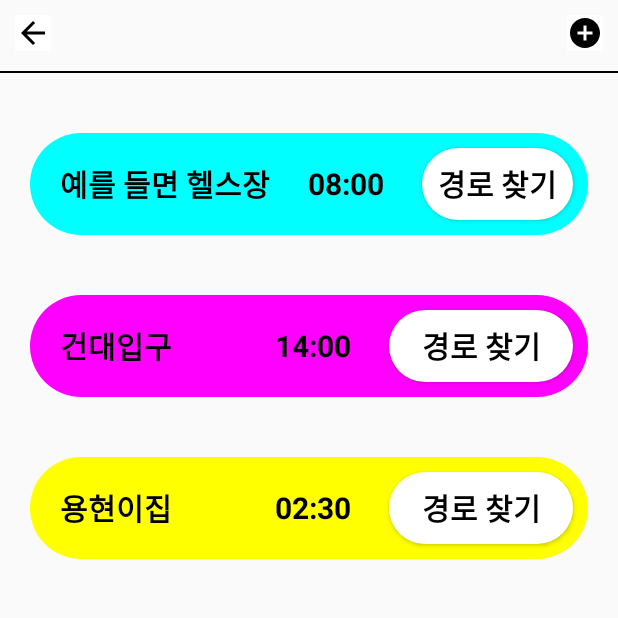
After one commit to Team-Krew/KREW2, an Android app: the DayInfoActivity screen opened directly, with no data from a screen before it, on a phone screen of 412 x 824 dp, the top half of it. The commit adds this screen. Run offline under Robolectric (Android 15) with nearby library versions, the phone set to English and light mode, and no system bars.

Commit message:
날짜누르면 해당일 정보로 넘어감

```diff
--- a/app/src/main/java/com/example/krew/adapter/AdapterDayInfo.kt
+++ b/app/src/main/java/com/example/krew/adapter/AdapterDayInfo.kt
@@ -1,8 +1,14 @@
 package com.example.krew.adapter
 
+import android.content.Context
+import android.graphics.BlendMode
+import android.graphics.BlendModeColorFilter
+import android.graphics.PorterDuff
+import android.graphics.drawable.Drawable
 import android.view.LayoutInflater
 import android.view.ViewGroup
 import androidx.recyclerview.widget.RecyclerView
+import com.example.krew.R
 import com.example.krew.model.DayInfo
 import com.example.krew.databinding.DayInfoRowBinding
 
@@ -18,10 +24,17 @@ class AdapterDayInfo (val items:ArrayList<DayInfo>):RecyclerView.Adapter<Adapter
     }
 
     override fun onBindViewHolder(holder: ViewHolder, position: Int) {
-        holder.binding.planName.setText(items[position].name)
+        val drawable = holder.binding.root.context.getDrawable(R.drawable.bg_radius_100dp)
+        //val drawable = context
+        if (drawable != null) {
+            drawable.setColorFilter(BlendModeColorFilter(items[position].color, BlendMode.SRC_ATOP))
+        }
+
+
+
+        holder.binding.planName.setText(items[position].location)
         holder.binding.planTime.setText(items[position].time)
-        holder.binding.plan.setBackgroundColor(items[position].color)
-
+        holder.binding.plan.setBackground(drawable)
     }
 
     override fun getItemCount(): Int {
--- /dev/null
+++ b/app/src/main/java/com/example/krew/controller/DayInfoActivity.kt
@@ -0,0 +1,44 @@
+package com.example.krew.controller
+
+import android.graphics.Color
+import android.os.Bundle
+import android.os.PersistableBundle
+import android.widget.Toast
+import androidx.appcompat.app.AppCompatActivity
+import androidx.recyclerview.widget.LinearLayoutManager
+import com.example.krew.adapter.AdapterDayInfo
+import com.example.krew.databinding.ActivityMainBinding
+import com.example.krew.databinding.DayInfoBinding
+import com.example.krew.model.DayInfo
+
+class DayInfoActivity : AppCompatActivity(){
+    lateinit var binding: DayInfoBinding
+    lateinit var adapterDayInfo:AdapterDayInfo
+    val dayInfoData:ArrayList<DayInfo> = ArrayList()
+    override fun onCreate(savedInstanceState: Bundle?) {
+        super.onCreate(savedInstanceState)
+        binding = DayInfoBinding.inflate(layoutInflater)
+        setContentView(binding.root)
+        initData()    //click돼서 넘어온 data를 어떻게 받아와서 처리해야되는데
+        initRecyclerView()
+    }
+
+    fun initData(){
+        val receivedIntent = intent // AdapterDay에서 전달받은 intent
+
+        binding.dayText.setText(intent.getStringExtra("today"))
+
+        dayInfoData.add(DayInfo("예를 들면 헬스장", "08:00", Color.CYAN))
+        dayInfoData.add(DayInfo("건대입구", "14:00", Color.MAGENTA))
+        dayInfoData.add(DayInfo("용현이집", "02:30", Color.YELLOW))
+        binding.backBtn.setOnClickListener {
+            finish()
+        }
+    }
+
+    fun initRecyclerView() {
+        binding.dayInfoRecyclerView.layoutManager = LinearLayoutManager(this, LinearLayoutManager.VERTICAL, false);
+        adapterDayInfo = AdapterDayInfo(dayInfoData)   //여기에 어떤 정보를 넘겨야 되는 거지??
+        binding.dayInfoRecyclerView.adapter = adapterDayInfo
+    }
+}
--- a/app/src/main/java/com/example/krew/model/DayInfo.kt
+++ b/app/src/main/java/com/example/krew/model/DayInfo.kt
@@ -2,5 +2,5 @@ package com.example.krew.model
 
 import android.graphics.Color
 
-data class DayInfo(val name:String, val time:String, val color: Int) {
+data class DayInfo(val location:String, val time:String, val color: Int) {
 }
--- a/app/src/main/res/drawable/baseline_add_circle_24.xml
+++ b/app/src/main/res/drawable/baseline_add_circle_24.xml
@@ -1,4 +1,4 @@
-<vector android:height="24dp" android:tint="#FFFFFF"
+<vector android:height="24dp" android:tint="#000000"
     android:viewportHeight="24" android:viewportWidth="24"
     android:width="24dp" xmlns:android="http://schemas.android.com/apk/res/android">
     <path android:fillColor="@android:color/white" android:pathData="M12,2C6.48,2 2,6.48 2,12s4.48,10 10,10 10,-4.48 10,-10S17.52,2 12,2zM17,13h-4v4h-2v-4L7,13v-2h4L11,7h2v4h4v2z"/>
--- a/app/src/main/res/drawable/bg_radius_100dp.xml
+++ b/app/src/main/res/drawable/bg_radius_100dp.xml
@@ -2,5 +2,8 @@
 <shape
     xmlns:android="http://schemas.android.com/apk/res/android"
     android:shape="rectangle">
-    <corners android:radius="100dp"/>
+    <solid android:color="@color/white">
+    </solid>
+    <corners android:radius="100dp"
+        />
 </shape>
--- /dev/null
+++ b/app/src/main/res/drawable/circle_shape.xml
@@ -0,0 +1,5 @@
+<?xml version="1.0" encoding="utf-8"?>
+<shape xmlns:android="http://schemas.android.com/apk/res/android">
+    <solid android:color="@color/color_gr1" /> <!-- 원하는 배경색으로 설정 -->
+    <corners android:radius="1000dp" /> <!-- 반지름을 충분히 크게 설정 -->
+</shape>
--- a/app/src/main/res/layout/day_info.xml
+++ b/app/src/main/res/layout/day_info.xml
@@ -6,17 +6,58 @@
     android:layout_height="match_parent"
     android:orientation="vertical">
 
-    <androidx.appcompat.widget.Toolbar
-        android:id="@+id/toolbar"
+
+    <LinearLayout
         android:layout_width="match_parent"
         android:layout_height="wrap_content"
-        android:background="?attr/colorPrimary"
-        android:minHeight="?attr/actionBarSize"
-        android:theme="?attr/actionBarTheme" />
+        android:layout_margin="10dp"
+        android:orientation="horizontal"
+
+        >
+
+        <ImageButton
+            android:id="@+id/backBtn"
+            android:layout_gravity="start"
+            android:layout_width="wrap_content"
+            android:layout_height="wrap_content"
+            android:background="@color/white"
+            app:srcCompat="@drawable/baseline_arrow_back_24" />
+
+        <TextView
+            android:id="@+id/dayText"
+            android:layout_width="wrap_content"
+            android:layout_height="wrap_content"
+            android:gravity="center"
+            android:layout_gravity="center"
+            android:layout_weight="1"
+            android:textSize="20dp"
+            android:textStyle="bold"
+            android:textColor="@color/black"
+            android:text="여기에 몇월 몇일인지" />
+
+        <ImageButton
+            android:id="@+id/addBtn"
+            android:layout_width="wrap_content"
+            android:layout_height="wrap_content"
+            android:background="@color/white"
+            android:layout_gravity="right"
+            app:srcCompat="@drawable/baseline_add_circle_24" />
+
+
+    </LinearLayout>
+
+    <View
+        android:id="@+id/view2"
+        android:layout_width="match_parent"
+        android:layout_height="1dp"
+        android:background="@android:color/black"
+        />
 
     <androidx.recyclerview.widget.RecyclerView
+        android:id="@+id/day_info_recyclerView"
         android:layout_width="match_parent"
-        android:layout_height="match_parent" />
-
+        android:layout_height="match_parent"
+        android:layout_marginTop="20dp"
+        android:outlineProvider="none" />
 
 </LinearLayout>
--- a/app/src/main/res/layout/day_info_row.xml
+++ b/app/src/main/res/layout/day_info_row.xml
@@ -1,18 +1,21 @@
 <?xml version="1.0" encoding="utf-8"?>
 <LinearLayout xmlns:android="http://schemas.android.com/apk/res/android"
+    xmlns:app="http://schemas.android.com/apk/res-auto"
     android:id="@+id/plan"
     android:layout_width="match_parent"
     android:layout_height="wrap_content"
-    android:background="@color/teal_200"
+    android:background="@drawable/bg_radius_100dp"
     android:layout_margin="20dp"
     >
 
     <TextView
         android:id="@+id/plan_name"
         android:text="헬스장"
-        android:textSize="15dp"
+        android:textStyle="bold"
+        android:textSize="20dp"
         android:layout_width="wrap_content"
         android:layout_gravity="center"
+        android:textColor="@color/black"
         android:layout_height="wrap_content"
         android:layout_marginLeft="20dp"
         android:layout_weight="1"
@@ -21,20 +24,26 @@
     <TextView
         android:id="@+id/plan_time"
         android:layout_width="wrap_content"
+        android:textStyle="bold"
         android:layout_height="wrap_content"
         android:layout_weight="1"
+        android:textColor="@color/black"
         android:layout_gravity="center"
         android:layout_marginRight="15dp"
         android:gravity="right"
         android:text="10:00"
-        android:textSize="15dp"
+        android:textSize="20dp"
         />
 
     <Button
         android:id="@+id/searchBtn"
+        android:background="@drawable/bg_radius_100dp"
         android:layout_width="wrap_content"
         android:layout_height="wrap_content"
+        android:layout_margin="10dp"
         android:layout_weight="1"
         android:text="경로 찾기"
-        android:textStyle="bold" />
+        android:textColor="@color/black"
+        android:textStyle="bold"
+        android:textSize="20dp"/>
 </LinearLayout>
```
Also changed, not shown: app/src/main/AndroidManifest.xml (+7 -0 lines), app/src/main/java/com/example/krew/adapter/AdapterDay.kt (+13 -1 lines), app/src/main/java/com/example/krew/adapter/AdapterMonth.kt (+5 -3 lines), app/src/main/java/com/example/krew/controller/MainActivity.kt (+1 -8 lines), app/src/main/res/layout/list_item_day.xml (+40 -5 lines).
